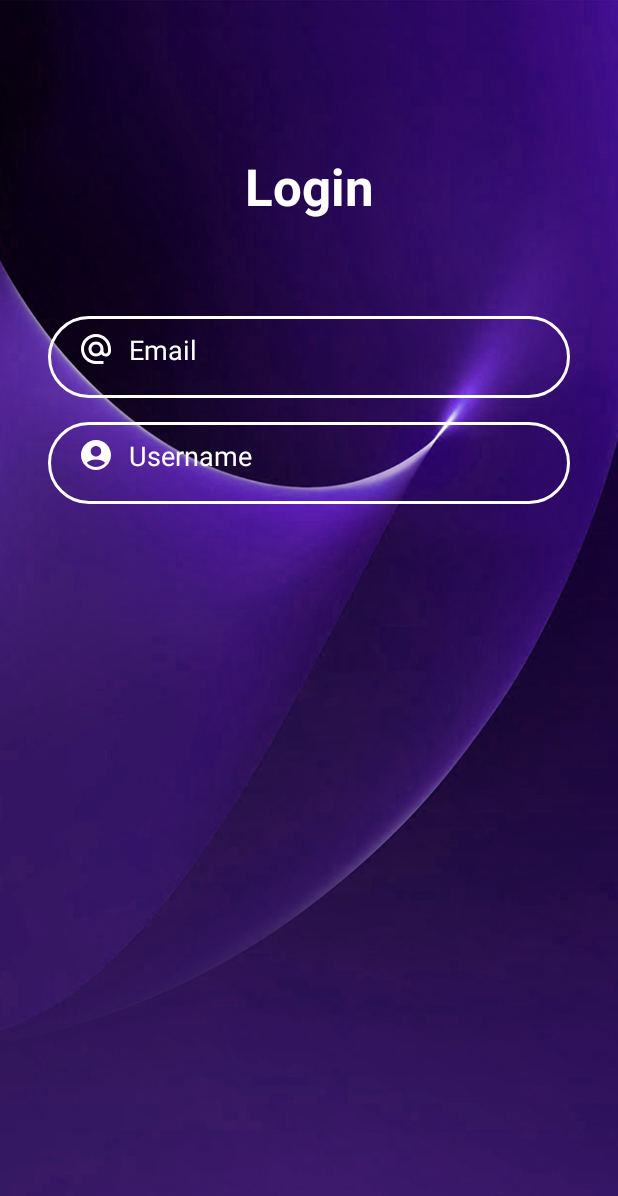
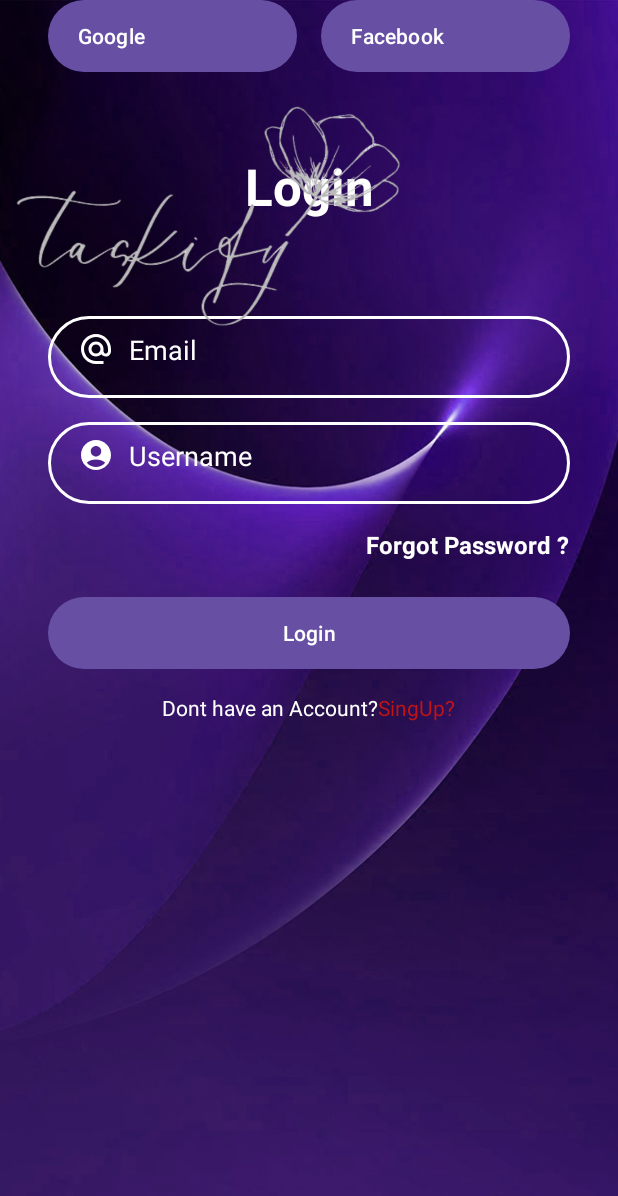
Before and after one commit to Wassila00/app-mobile-to-do-list, an Android app: the layout activity_login.xml on its own in the app's theme, with its tools: preview values and no code run, on a phone screen of 412 x 824 dp. Shown: the top 1196 px of the screen. Run offline under Robolectric (Android 15) with nearby library versions, the phone set to English and light mode, and no system bars.

Commit message:
Login / SignUp pages

```diff
--- a/app/src/main/AndroidManifest.xml
+++ b/app/src/main/AndroidManifest.xml
@@ -14,13 +14,18 @@
         <activity
             android:name=".MainActivity"
             android:exported="true"
-            android:theme="@style/Theme.Menu">>
+            android:theme="@style/Theme.Menu">
+        </activity>
+        <activity android:name=".LoginActivity"
+            android:exported="true">
             <intent-filter>
                 <action android:name="android.intent.action.MAIN" />
-
                 <category android:name="android.intent.category.LAUNCHER" />
             </intent-filter>
         </activity>
+       <activity android:name=".RegisterActivity">
+
+       </activity>
     </application>
 
 </manifest>
--- a/app/src/main/java/com/example/sidebar/LoginActivity.java
+++ b/app/src/main/java/com/example/sidebar/LoginActivity.java
@@ -1,6 +1,9 @@
 package com.example.sidebar;
 
+import android.content.Intent;
 import android.os.Bundle;
+import android.view.View;
+import android.widget.TextView;
 
 import androidx.activity.EdgeToEdge;
 import androidx.appcompat.app.AppCompatActivity;
@@ -15,6 +18,13 @@ public class LoginActivity extends AppCompatActivity {
         super.onCreate(savedInstanceState);
         EdgeToEdge.enable(this);
         setContentView(R.layout.activity_login);
+        TextView btn=findViewById(R.id.textVienwSignUp);
+        btn.setOnClickListener(new View.OnClickListener() {
+            @Override
+            public void onClick(View v) {
+                startActivity(new Intent(LoginActivity.this,RegisterActivity.class));
+            }
+        });
         ViewCompat.setOnApplyWindowInsetsListener(findViewById(R.id.main), (v, insets) -> {
             Insets systemBars = insets.getInsets(WindowInsetsCompat.Type.systemBars());
             v.setPadding(systemBars.left, systemBars.top, systemBars.right, systemBars.bottom);
--- a/app/src/main/java/com/example/sidebar/RegisterActivity.java
+++ b/app/src/main/java/com/example/sidebar/RegisterActivity.java
@@ -1,6 +1,9 @@
 package com.example.sidebar;
 
+import android.content.Intent;
 import android.os.Bundle;
+import android.view.View;
+import android.widget.TextView;
 
 import androidx.activity.EdgeToEdge;
 import androidx.appcompat.app.AppCompatActivity;
@@ -15,6 +18,13 @@ public class RegisterActivity extends AppCompatActivity {
         super.onCreate(savedInstanceState);
         EdgeToEdge.enable(this);
         setContentView(R.layout.activity_register3);
+        TextView btn=findViewById(R.id.AlreadyHaveAccount);
+        btn.setOnClickListener(new View.OnClickListener() {
+            @Override
+            public void onClick(View v) {
+                startActivity(new Intent(RegisterActivity.this,LoginActivity.class));
+            }
+        });
         ViewCompat.setOnApplyWindowInsetsListener(findViewById(R.id.main), (v, insets) -> {
             Insets systemBars = insets.getInsets(WindowInsetsCompat.Type.systemBars());
             v.setPadding(systemBars.left, systemBars.top, systemBars.right, systemBars.bottom);
--- /dev/null
+++ b/app/src/main/res/drawable/ic_facebook.xml
@@ -0,0 +1,7 @@
+<vector xmlns:android="http://schemas.android.com/apk/res/android" android:height="24dp" android:viewportHeight="589" android:viewportWidth="589" android:width="24dp">
+
+    <path android:fillColor="#3c5a9a" android:pathData="M294.5,294.5m-294.5,0a294.5,294.5 0,1 1,589 0a294.5,294.5 0,1 1,-589 0"/>
+
+    <path android:fillColor="#ffffff" android:pathData="M390.26,90.4h-65.24c-38.72,0 -81.78,16.28 -81.78,72.4 0.19,19.55 0,38.28 0,59.36L198.45,222.15v71.27h46.17v205.18h84.85L329.48,292.07h56l5.07,-70.12h-62.53s0.14,-31.19 0,-40.25c0,-22.18 23.08,-20.91 24.46,-20.91 10.98,0 32.33,0.03 37.81,0L390.29,90.4h-0.03z"/>
+
+</vector>
--- /dev/null
+++ b/app/src/main/res/drawable/ic_google.xml
@@ -0,0 +1,11 @@
+<vector xmlns:android="http://schemas.android.com/apk/res/android" android:height="24dp" android:viewportHeight="262" android:viewportWidth="262" android:width="24dp">
+
+    <path android:fillColor="#4285F4" android:pathData="M258.88,133.45c0,-10.73 -0.87,-18.57 -2.76,-26.69L133.55,106.76v48.45h71.95c-1.45,12.04 -9.28,30.17 -26.69,42.36l-0.24,1.62 38.76,30.02 2.68,0.27c24.66,-22.77 38.88,-56.28 38.88,-96.03"/>
+
+    <path android:fillColor="#34A853" android:pathData="M133.55,261.1c35.25,0 64.84,-11.6 86.45,-31.62l-41.2,-31.91c-11.02,7.69 -25.82,13.06 -45.26,13.06 -34.52,0 -63.82,-22.77 -74.27,-54.25l-1.53,0.13 -40.3,31.19 -0.53,1.47C38.39,231.8 82.49,261.1 133.55,261.1"/>
+
+    <path android:fillColor="#FBBC05" android:pathData="M59.28,156.37c-2.76,-8.12 -4.35,-16.83 -4.35,-25.82 0,-8.99 1.6,-17.7 4.21,-25.82l-0.07,-1.73L18.26,71.31l-1.34,0.63C8.08,89.64 3,109.52 3,130.55s5.08,40.9 13.93,58.6l42.36,-32.78"/>
+
+    <path android:fillColor="#EB4335" android:pathData="M133.55,50.48c24.51,0 41.05,10.59 50.48,19.44l36.84,-35.97C198.24,12.91 168.8,0 133.55,0 82.49,0 38.39,29.3 16.92,71.95l42.21,32.78c10.59,-31.48 39.89,-54.25 74.41,-54.25"/>
+
+</vector>
--- a/app/src/main/res/layout/activity_login.xml
+++ b/app/src/main/res/layout/activity_login.xml
@@ -5,8 +5,8 @@
     android:id="@+id/main"
     android:layout_width="match_parent"
     android:layout_height="match_parent"
-    tools:context=".LoginActivity"
-    android:background="@drawable/bg">
+    android:background="@drawable/bg"
+    tools:context=".LoginActivity">
 
     <TextView
         android:id="@+id/logo"
@@ -66,4 +66,98 @@
         app:layout_constraintStart_toStartOf="@+id/inputPassword"
         app:layout_constraintTop_toBottomOf="@+id/logo" />
 
+    <TextView
+        android:id="@+id/forgotPassword"
+        android:layout_width="wrap_content"
+        android:layout_height="wrap_content"
+        android:layout_marginTop="16dp"
+        android:text="Forgot Password ?"
+        android:textColor="@color/colorWhite"
+        android:textSize="16sp"
+        android:textStyle="bold"
+        app:layout_constraintEnd_toEndOf="@+id/inputPassword"
+        app:layout_constraintTop_toBottomOf="@+id/inputPassword" />
+
+    <Button
+        android:id="@+id/btnlogin"
+        android:layout_width="0dp"
+        android:layout_height="wrap_content"
+        android:layout_marginTop="24dp"
+        android:background="@drawable/btn_bg"
+        android:text="Login"
+        app:layout_constraintEnd_toEndOf="@+id/inputPassword"
+        app:layout_constraintStart_toStartOf="@+id/inputPassword"
+        app:layout_constraintTop_toBottomOf="@+id/forgotPassword" />
+
+    <LinearLayout
+        android:layout_width="0dp"
+        android:layout_height="wrap_content"
+        android:layout_marginTop="16dp"
+        android:gravity="center"
+        android:orientation="horizontal"
+        android:textAlignment="center"
+        app:layout_constraintEnd_toEndOf="@+id/btnlogin"
+        app:layout_constraintHorizontal_bias="1.0"
+        app:layout_constraintStart_toStartOf="@+id/btnlogin"
+        app:layout_constraintTop_toBottomOf="@+id/btnlogin">
+
+        <TextView
+            android:layout_width="wrap_content"
+            android:layout_height="wrap_content"
+            android:text="Dont have an Account?"
+            android:textColor="@color/colorWhite" />
+
+        <TextView
+            android:id="@+id/textVienwSignUp"
+            android:layout_width="wrap_content"
+            android:layout_height="wrap_content"
+            android:text="SingUp?"
+            android:textColor="@color/colorRed" />
+    </LinearLayout>
+
+    <Button
+        android:id="@+id/btnGoogle"
+        android:layout_width="0dp"
+        android:layout_height="wrap_content"
+        android:layout_marginStart="32dp"
+        android:layout_marginEnd="8dp"
+        android:background="@drawable/btn_bg"
+        android:drawableStart="@drawable/ic_google"
+        android:drawablePadding="10dp"
+        android:paddingLeft="20dp"
+        android:text="Google"
+        android:textAlignment="textStart"
+        android:textAllCaps="false"
+        app:layout_constraintEnd_toStartOf="@+id/btnFacebook"
+        app:layout_constraintHorizontal_bias="0.5"
+        app:layout_constraintStart_toStartOf="parent"
+        tools:layout_editor_absoluteY="506dp" />
+
+    <Button
+        android:id="@+id/btnFacebook"
+        android:layout_width="0dp"
+        android:layout_height="wrap_content"
+        android:layout_marginStart="8dp"
+        android:layout_marginEnd="32dp"
+        android:background="@drawable/btn_bg"
+        android:drawableStart="@drawable/ic_facebook"
+        android:drawablePadding="10dp"
+        android:paddingLeft="20dp"
+        android:text="Facebook"
+        android:textAlignment="textStart"
+        android:textAllCaps="false"
+        app:layout_constraintBottom_toBottomOf="@+id/btnGoogle"
+        app:layout_constraintEnd_toEndOf="parent"
+        app:layout_constraintHorizontal_bias="0.5"
+        app:layout_constraintStart_toEndOf="@+id/btnGoogle"
+        app:layout_constraintTop_toTopOf="@+id/btnGoogle" />
+
+    <ImageView
+        android:id="@+id/imageView"
+        android:layout_width="281dp"
+        android:layout_height="290dp"
+        app:srcCompat="@drawable/white_taskify"
+        tools:layout_editor_absoluteX="74dp"
+        tools:layout_editor_absoluteY="498dp" />
+
 </androidx.constraintlayout.widget.ConstraintLayout>
--- a/app/src/main/res/layout/activity_register3.xml
+++ b/app/src/main/res/layout/activity_register3.xml
@@ -131,4 +131,13 @@
         app:layout_constraintStart_toStartOf="@+id/btnRegister"
         app:layout_constraintTop_toBottomOf="@+id/btnRegister" />
 
+    <ImageView
+        android:id="@+id/imageView3"
+        android:layout_width="680dp"
+        android:layout_height="350dp"
+        app:srcCompat="@drawable/white_taskify"
+        tools:ignore="MissingConstraints"
+        tools:layout_editor_absoluteX="-78dp"
+        tools:layout_editor_absoluteY="436dp" />
+
 </androidx.constraintlayout.widget.ConstraintLayout>
```
Also changed, not shown: app/src/main/res/drawable/white_taskify.png (added).
